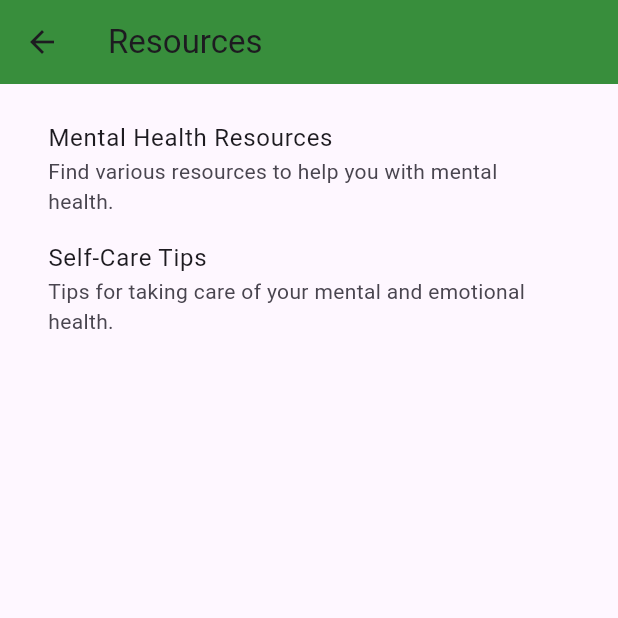
After one commit to Kasun3865/Project2, a Flutter app: the MoodLoggingScreen screen opened directly, item 6 of the bottom bar chosen, after a tap on "Mental Health Resources", on a phone screen of 412 x 824 dp, the top half of it. The commit adds this screen. Run offline on Flutter 3.47's test engine with Material 3 defaults, Android fonts, the phone set to English and light mode, and no system bars; our stand-ins replace cloud_firestore, firebase_auth, firebase_core, firebase_storage, font_awesome_flutter, image_picker and 1 more; accounts and stored records are empty.

Commit message:
Resources tab added

```diff
--- a/project3/lib/screens/mood_chart.dart
+++ b/project3/lib/screens/mood_chart.dart
@@ -32,7 +32,7 @@ class MoodChart extends StatelessWidget {
         children: moodCounts.entries.map((entry) {
           return Padding(
             padding: const EdgeInsets.symmetric(
-                vertical: 2.0), // Add some vertical spacing
+                vertical: 1.0), // Add some vertical spacing
             child: Row(
               mainAxisAlignment:
                   MainAxisAlignment.start, // Align items to the start
--- a/project3/lib/screens/mood_logging_screen.dart
+++ b/project3/lib/screens/mood_logging_screen.dart
@@ -6,12 +6,13 @@ import 'package:cloud_firestore/cloud_firestore.dart';
 import 'my_account_screen.dart';
 import 'feedback_screen.dart';
 import 'emergency_contact_screen.dart';
+import 'resources_screen.dart'; // Import the ResourcesScreen
 import '../models/mood.dart';
 import '../models/mood_provider.dart';
 import 'package:provider/provider.dart';
 import 'chat_screen.dart';
 import 'journal_screen.dart'; // Import the JournalScreen
-import '../widgets/mood_chart.dart'; // Import the MoodChart
+// Import the MoodChart
 
 class MoodLoggingScreen extends StatefulWidget {
   const MoodLoggingScreen({super.key});
@@ -68,6 +69,13 @@ class _MoodLoggingScreenState extends State<MoodLoggingScreen> {
         const SnackBar(content: Text('Mood saved successfully!')),
       );
     }
+  }
+
+  void _navigateToResources() {
+    Navigator.push(
+      context,
+      MaterialPageRoute(builder: (context) => const ResourcesScreen()),
+    );
   }
 
   @override
@@ -127,10 +135,6 @@ class _MoodLoggingScreenState extends State<MoodLoggingScreen> {
                 ),
             ],
           ),
-          IconButton(
-            icon: Icon(Icons.menu, color: Colors.green[700]),
-            onPressed: () {},
-          ),
         ],
       ),
       body: SingleChildScrollView(
@@ -139,7 +143,6 @@ class _MoodLoggingScreenState extends State<MoodLoggingScreen> {
           child: Column(
             crossAxisAlignment: CrossAxisAlignment.start,
             children: [
-              // MoodChart placed at the top
               const Text('Mood Insights:', style: TextStyle(fontSize: 18)),
               const SizedBox(height: 10),
               MoodChart(moods: moods), // Integrate MoodChart here
@@ -201,7 +204,14 @@ class _MoodLoggingScreenState extends State<MoodLoggingScreen> {
         selectedItemColor: Colors.green[700],
         unselectedItemColor: Colors.green[300],
         onTap: (int index) {
-          if (index == 1) {
+          if (index == 0) {
+            // Today - MoodLoggingScreen
+            Navigator.push(
+              context,
+              MaterialPageRoute(
+                  builder: (context) => const MoodLoggingScreen()),
+            );
+          } else if (index == 1) {
             Navigator.push(
               context,
               MaterialPageRoute(builder: (context) => JournalScreen()),
@@ -220,6 +230,13 @@ class _MoodLoggingScreenState extends State<MoodLoggingScreen> {
             Navigator.push(
               context,
               MaterialPageRoute(builder: (context) => ChatScreen()),
+            );
+          } else if (index == 5) {
+            Navigator.push(
+              context,
+              MaterialPageRoute(
+                  builder: (context) =>
+                      const ResourcesScreen()), // Navigate to Resources
             );
           }
         },
@@ -243,6 +260,11 @@ class _MoodLoggingScreenState extends State<MoodLoggingScreen> {
           BottomNavigationBarItem(
             icon: Icon(Icons.chat),
             label: 'Chat',
+          ),
+          BottomNavigationBarItem(
+            // New Resources item
+            icon: Icon(Icons.menu_book),
+            label: 'Resources',
           ),
         ],
       ),
--- /dev/null
+++ b/project3/lib/screens/resources_screen.dart
@@ -0,0 +1,39 @@
+import 'package:flutter/material.dart';
+
+class ResourcesScreen extends StatelessWidget {
+  const ResourcesScreen({super.key});
+
+  @override
+  Widget build(BuildContext context) {
+    return Scaffold(
+      appBar: AppBar(
+        title: const Text('Resources'),
+        backgroundColor: Colors.green[700],
+      ),
+      body: Padding(
+        padding: const EdgeInsets.all(16.0),
+        child: ListView(
+          children: [
+            ListTile(
+              title: const Text('Mental Health Resources'),
+              subtitle: const Text(
+                  'Find various resources to help you with mental health.'),
+              onTap: () {
+                // Navigate to more information or external links
+              },
+            ),
+            ListTile(
+              title: const Text('Self-Care Tips'),
+              subtitle: const Text(
+                  'Tips for taking care of your mental and emotional health.'),
+              onTap: () {
+                // Navigate to more information or external links
+              },
+            ),
+            // Add more resources as needed
+          ],
+        ),
+      ),
+    );
+  }
+}
```
